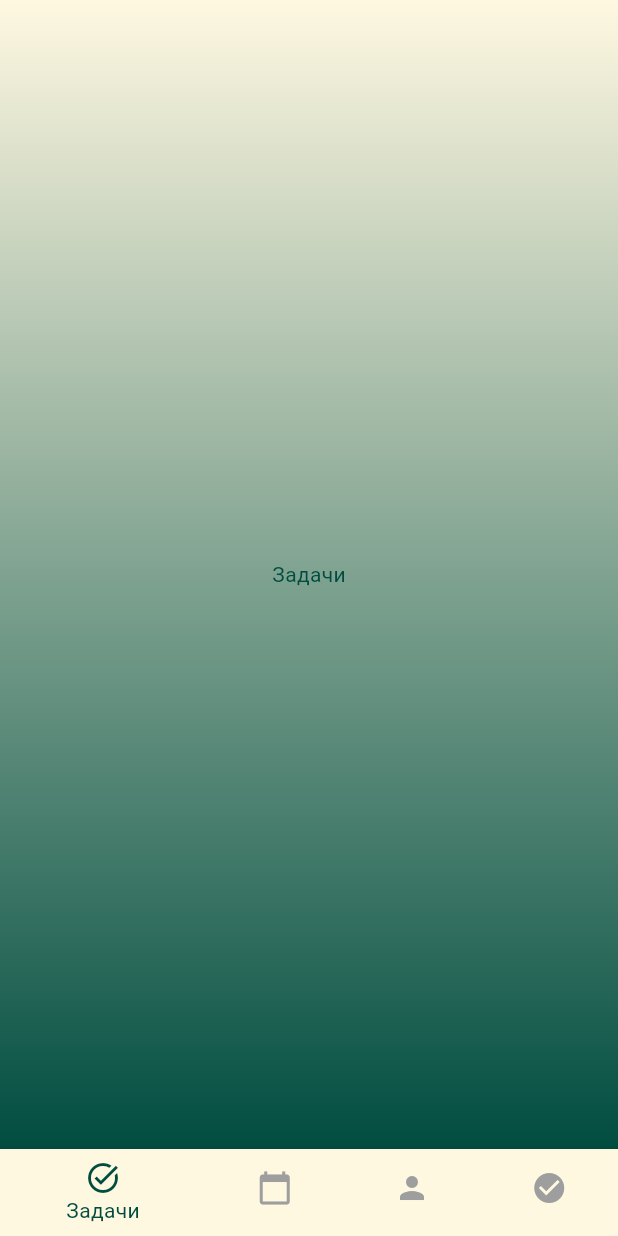
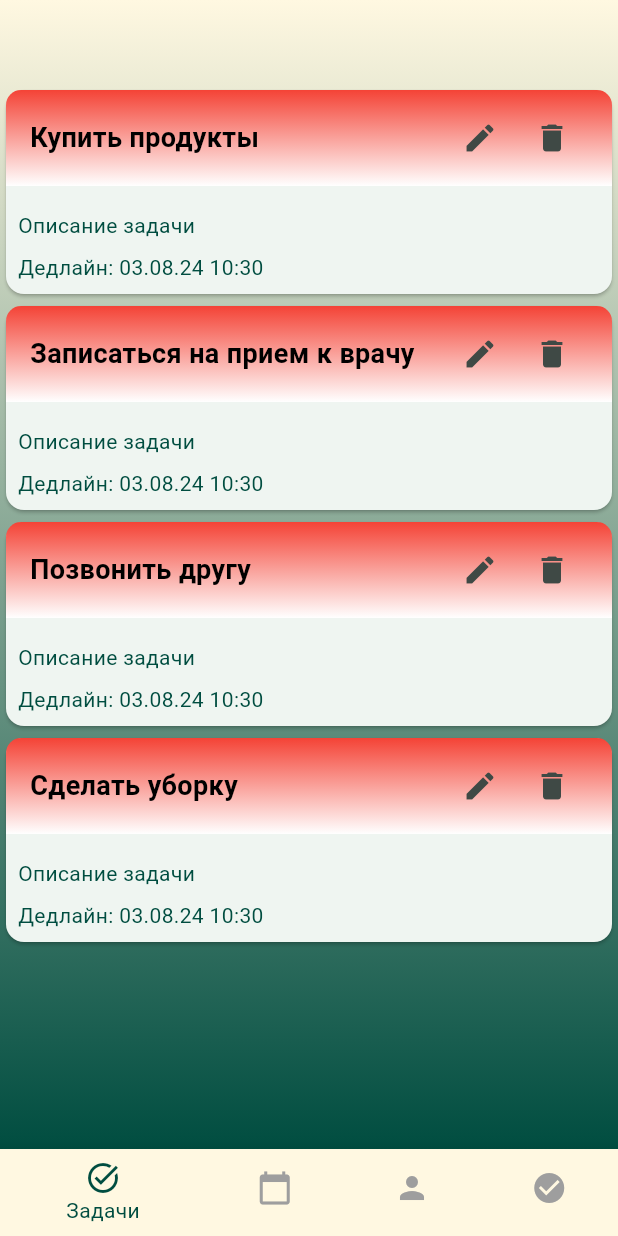
Before and after one commit to DmitriUlanov/flutter_app_dodiddone, a Flutter app: the MainPage screen opened directly, on a phone screen of 412 x 824 dp. Run offline on Flutter 3.47's test engine with Material 3 defaults, Android fonts, the light colour scheme and no system bars.

Commit message:
all_tasks

```diff
--- a/lib/pages/main_page.dart
+++ b/lib/pages/main_page.dart
@@ -1,5 +1,6 @@
 import 'package:flutter/material.dart';
 
+import '../screens/all_tasks.dart';
 import '../theme/theme.dart';
 import '../screens/profile.dart'; // Импортируем profile_page
 
@@ -14,7 +15,7 @@ class _MainPageState extends State<MainPage> {
   int _selectedIndex = 0;
 
   static const List<Widget> _widgetOptions = <Widget>[
-    Text('Задачи'),
+    TaskPage(), // Заменяем Text('Задачи') на TaskPage()
     Text('Сегодня'),
     ProfilePage(), // Заменяем Text('Профиль') на ProfilePage()
     Text('Выполнено'),
--- /dev/null
+++ b/lib/screens/all_tasks.dart
@@ -0,0 +1,35 @@
+import 'package:flutter/material.dart';
+
+import '../widgets/task_item.dart';
+
+class TaskPage extends StatefulWidget {
+  const TaskPage({Key? key}) : super(key: key);
+
+  @override
+  State<TaskPage> createState() => _TaskPageState();
+}
+
+class _TaskPageState extends State<TaskPage> {
+  // Список задач (замените на реальные данные)
+  List<String> _tasks = [
+    'Купить продукты',
+    'Записаться на прием к врачу',
+    'Позвонить другу',
+    'Сделать уборку',
+  ];
+
+  @override
+  Widget build(BuildContext context) {
+    return
+      ListView.builder(
+        itemCount: _tasks.length,
+        itemBuilder: (context, index) {
+          return TaskItem(
+            title: _tasks[index],
+            description: 'Описание задачи',
+            deadline: DateTime.now(),
+          );
+        },
+      );
+  }
+}
--- /dev/null
+++ b/lib/widgets/task_item.dart
@@ -0,0 +1,155 @@
+import 'package:flutter/material.dart';
+import 'package:intl/intl.dart'; // Импортируем пакет intl
+
+class TaskItem extends StatelessWidget {
+  final String title;
+  final String description;
+  final DateTime deadline;
+  // final Duration duration; // Добавляем свойство для продолжительности
+
+  const TaskItem({
+    Key? key,
+    required this.title,
+    required this.description,
+    required this.deadline,
+    //required this.duration, // Передаем продолжительность
+  }) : super(key: key);
+
+  @override
+  Widget build(BuildContext context) {
+    // Форматируем дедлайн в нужном формате
+    String formattedDeadline = DateFormat('dd.MM.yy HH:mm').format(deadline);
+
+    // Определяем градиент в зависимости от времени до дедлайна
+    Duration timeUntilDeadline = deadline.difference(DateTime.now());
+    Color gradientStart;
+    if (timeUntilDeadline.inDays < 1) {
+      gradientStart = Colors.red; // Срочная
+    } else if (timeUntilDeadline.inDays < 3) {
+      gradientStart = Colors.yellow; // Средняя срочность
+    } else {
+      gradientStart = Colors.green; // Не срочная
+    }
+
+    Gradient gradient = LinearGradient(
+      colors: [gradientStart, Colors.white],
+      begin: Alignment.topCenter,
+      end: Alignment.bottomCenter,
+    );
+
+    return Card(
+      child: Column(
+        crossAxisAlignment: CrossAxisAlignment.start,
+        children: [
+          Container( // Добавляем Container для градиента
+            padding: const EdgeInsets.symmetric(vertical: 8, horizontal: 16),
+            decoration: BoxDecoration(
+              gradient: gradient,
+              borderRadius: BorderRadius.only(
+                topLeft: Radius.circular(10),
+                topRight: Radius.circular(10),
+              ),
+            ),
+            child: Row(
+              children: [
+                Expanded(
+                  child: Text(
+                    title,
+                    style: const TextStyle(
+                      fontSize: 18,
+                      fontWeight: FontWeight.bold,
+                      color: Colors.black, // Черный текст для контраста
+                    ),
+                  ),
+                ),
+                IconButton(
+                  onPressed: () {
+                    // Обработка нажатия на кнопку "Редактировать"
+                    // Например, можно открыть диалог для редактирования задачи
+                    showDialog(
+                      context: context,
+                      builder: (context) => AlertDialog(
+                        title: const Text('Редактировать задачу'),
+                        content: Column(
+                          mainAxisSize: MainAxisSize.min,
+                          children: [
+                            TextField(
+                              // Ввод текста для редактирования названия задачи
+                            ),
+                            TextField(
+                              // Ввод текста для редактирования описания задачи
+                            ),
+                            // Добавить поле для редактирования дедлайна
+                          ],
+                        ),
+                        actions: [
+                          TextButton(
+                            onPressed: () => Navigator.pop(context),
+                            child: const Text('Отмена'),
+                          ),
+                          TextButton(
+                            onPressed: () {
+                              // Сохранение изменений задачи
+                              Navigator.pop(context);
+                            },
+                            child: const Text('Сохранить'),
+                          ),
+                        ],
+                      ),
+                    );
+                  },
+                  icon: const Icon(Icons.edit),
+                ),
+                IconButton(
+                  onPressed: () {
+                    // Обработка нажатия на кнопку "Удалить"
+                    // Например, можно показать диалог с подтверждением удаления
+                    showDialog(
+                      context: context,
+                      builder: (context) => AlertDialog(
+                        title: const Text('Удалить задачу'),
+                        content: const Text('Вы уверены, что хотите удалить эту задачу?'),
+                        actions: [
+                          TextButton(
+                            onPressed: () => Navigator.pop(context),
+                            child: const Text('Отмена'),
+                          ),
+                          TextButton(
+                            onPressed: () {
+                              // Удаление задачи
+                              Navigator.pop(context);
+                            },
+                            child: const Text('Удалить'),
+                          ),
+                        ],
+                      ),
+                    );
+                  },
+                  icon: const Icon(Icons.delete),
+                ),
+              ],
+            ),
+          ),
+          const SizedBox(height: 8),
+          Padding(
+            padding: const EdgeInsets.all(8.0),
+            child: Column(
+              crossAxisAlignment: CrossAxisAlignment.start,
+              children: [
+                Text(
+                  description,
+                  style: const TextStyle(fontSize: 14),
+                ),
+                const SizedBox(height: 8),
+                Text(
+                  'Дедлайн: $formattedDeadline', // Используем отформатированный дедлайн
+                  style: const TextStyle(fontSize: 14),
+                ),
+              ],
+            ),
+          ),
+        ],
+      ),
+    );
+  }
+}
--- a/pubspec.yaml
+++ b/pubspec.yaml
@@ -35,6 +35,7 @@ dependencies:
   # The following adds the Cupertino Icons font to your application.
   # Use with the CupertinoIcons class for iOS style icons.
   cupertino_icons: ^1.0.6
+  intl: ^0.19.0
 
 dev_dependencies:
   flutter_test:
```
Also changed, not shown: pubspec.lock.
